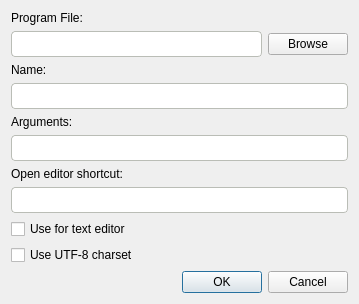
The window that src/ui/WizExternalEditorInfoDialog.ui (altairwei/WizNotePlus) describes before a commit, drawn with Qt 5.
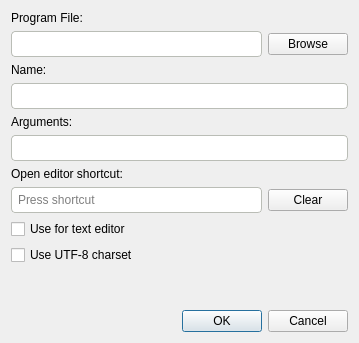
The same window after the commit.

Commit message:
IMPROVE: make it easier to set editor shortcut
* Make it easier to set external editor open shortcuts

```diff
--- a/src/ui/WizExternalEditorInfoDialog.ui
+++ b/src/ui/WizExternalEditorInfoDialog.ui
@@ -7,7 +7,7 @@
     <x>0</x>
     <y>0</y>
     <width>359</width>
-    <height>300</height>
+    <height>343</height>
    </rect>
   </property>
   <property name="windowTitle">
@@ -86,9 +86,16 @@
       </widget>
      </item>
      <item>
-      <layout class="QHBoxLayout" name="horizontalLayout_3">
+      <layout class="QHBoxLayout" name="horizontalLayout_4">
        <item>
-        <widget class="QLineEdit" name="editOpenShortCut"/>
+        <widget class="QKeySequenceEdit" name="editOpenShortCut"/>
+       </item>
+       <item>
+        <widget class="QPushButton" name="clearOpenShortCut">
+         <property name="text">
+          <string>Clear</string>
+         </property>
+        </widget>
        </item>
       </layout>
      </item>
```
The commit also changes 3 other files.
